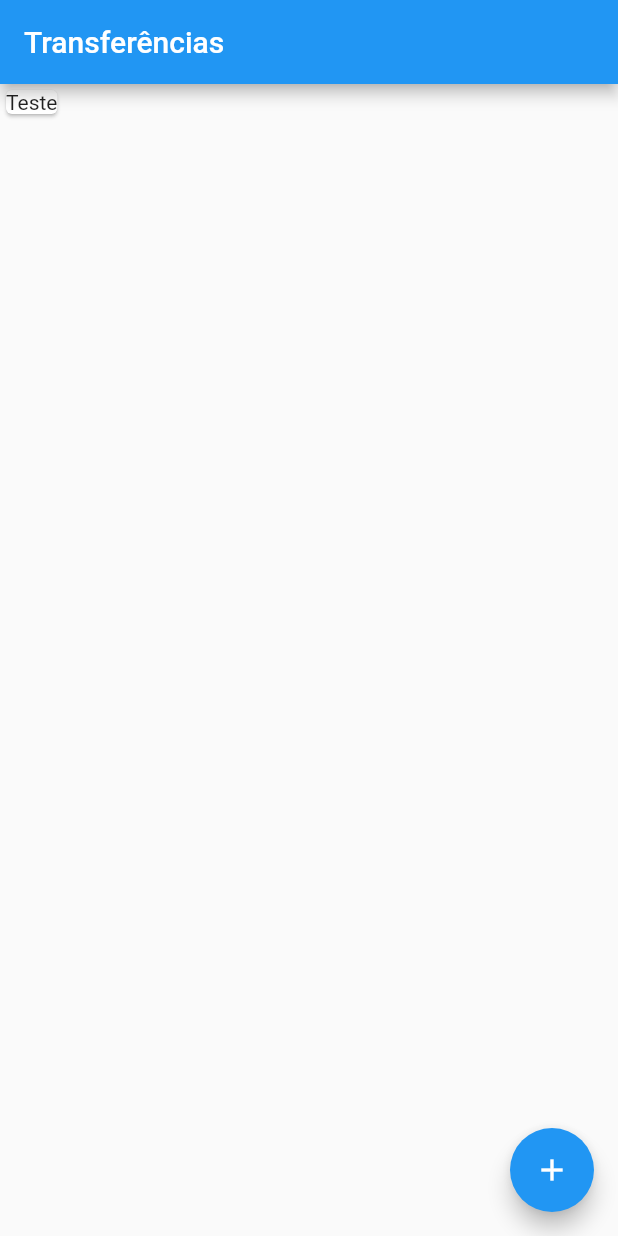
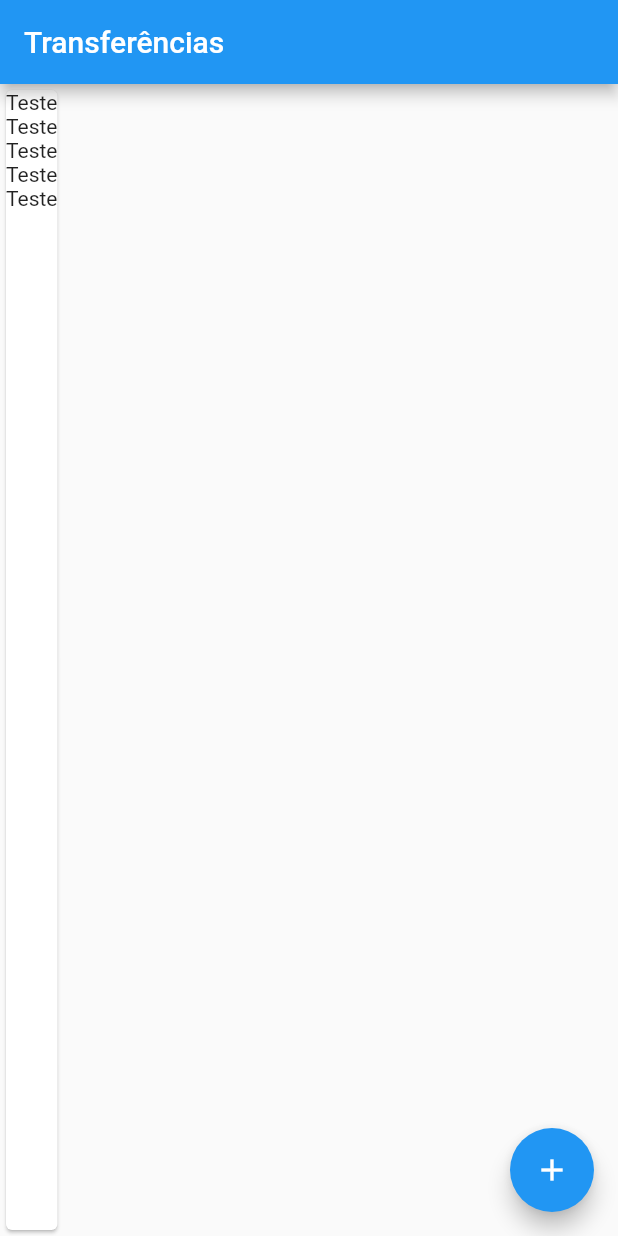
Before and after one commit to danielsantos/bytebank, a Flutter app: the screen it shows after launch, on a phone screen of 412 x 824 dp. Run offline on Flutter 3.47's test engine with Material 2 defaults, Android fonts, the phone set to English and light mode, and no system bars.

Commit message:
Scaffold - body with Column that have many childs Text's

```diff
--- a/lib/main.dart
+++ b/lib/main.dart
@@ -5,7 +5,15 @@ void main() =>
     runApp(MaterialApp(
         home: Scaffold(
           body: Card(
-            child: Text('Teste'),
+            child: Column(
+              children: <Widget>[
+                Text('Teste'),
+                Text('Teste'),
+                Text('Teste'),
+                Text('Teste'),
+                Text('Teste'),
+              ],
+            ),
           ),
           appBar: AppBar(
             title: Text('Transferências'),
```
